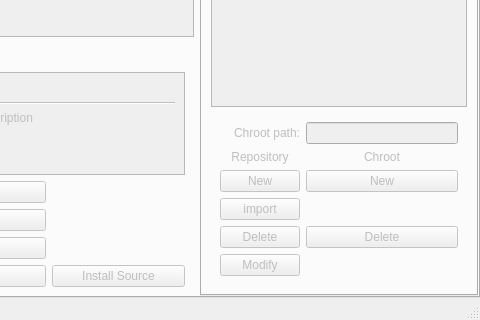
The window that src/ObsLightGui/ui/obsLightMain.ui (ronan22/obs-light) describes before a commit, drawn with Qt 5; both pictures show x 360 to 840 and y 240 to 560 of the 840 by 560 pixel window.
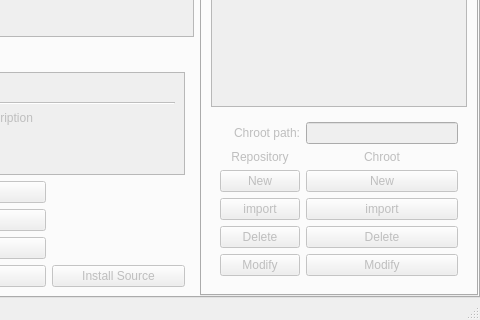
The same window after the commit.

Commit message: - Add removeLoggerHandler to ObsLightManager

Patch:
```diff
--- a/src/ObsLightGui/ui/obsLightMain.ui
+++ b/src/ObsLightGui/ui/obsLightMain.ui
@@ -645,7 +645,7 @@
                     </property>
                    </widget>
                   </item>
-                  <item row="0" column="1">
+                  <item row="0" column="2">
                    <widget class="QLineEdit" name="chrootPathLineEdit">
                     <property name="toolTip">
                      <string>The path of the chroot on the local filesystem.</string>
@@ -665,7 +665,7 @@
                     </property>
                    </widget>
                   </item>
-                  <item row="2" column="1">
+                  <item row="2" column="2">
                    <widget class="QPushButton" name="newChrootButton">
                     <property name="toolTip">
                      <string>Create (or open if it exists) the chroot of the project. If a package is selected, the chroot will open in this package's source directory.</string>
@@ -695,14 +695,14 @@
                     </property>
                    </widget>
                   </item>
-                  <item row="4" column="1">
+                  <item row="4" column="2">
                    <widget class="QPushButton" name="deleteChrootButton">
                     <property name="text">
                      <string>Delete</string>
                     </property>
                    </widget>
                   </item>
-                  <item row="1" column="1">
+                  <item row="1" column="2">
                    <widget class="QLabel" name="ChrootLabel">
                     <property name="text">
                      <string>Chroot</string>
@@ -712,6 +712,26 @@
                     </property>
                    </widget>
                   </item>
+                  <item row="3" column="2">
+                   <widget class="QPushButton" name="pushButton">
+                    <property name="enabled">
+                     <bool>false</bool>
+                    </property>
+                    <property name="text">
+                     <string>import</string>
+                    </property>
+                   </widget>
+                  </item>
+                  <item row="5" column="2">
+                   <widget class="QPushButton" name="pushButton_2">
+                    <property name="enabled">
+                     <bool>false</bool>
+                    </property>
+                    <property name="text">
+                     <string>Modify</string>
+                    </property>
+                   </widget>
+                  </item>
                  </layout>
                 </widget>
                </item>
```
The commit also changes 4 other files.
